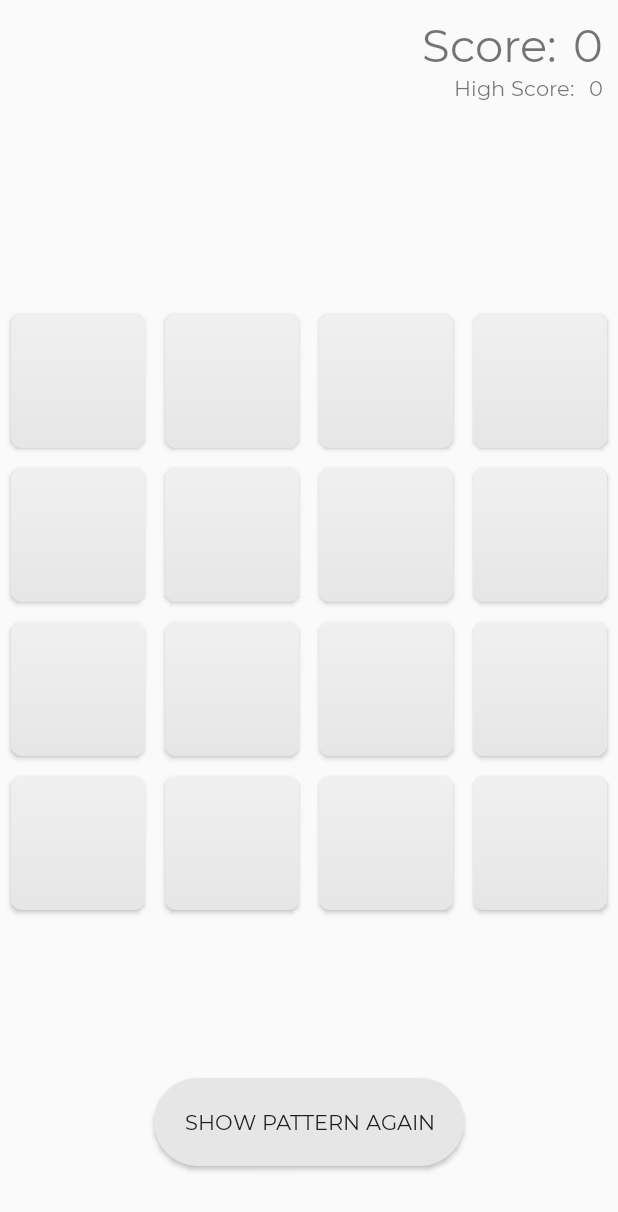
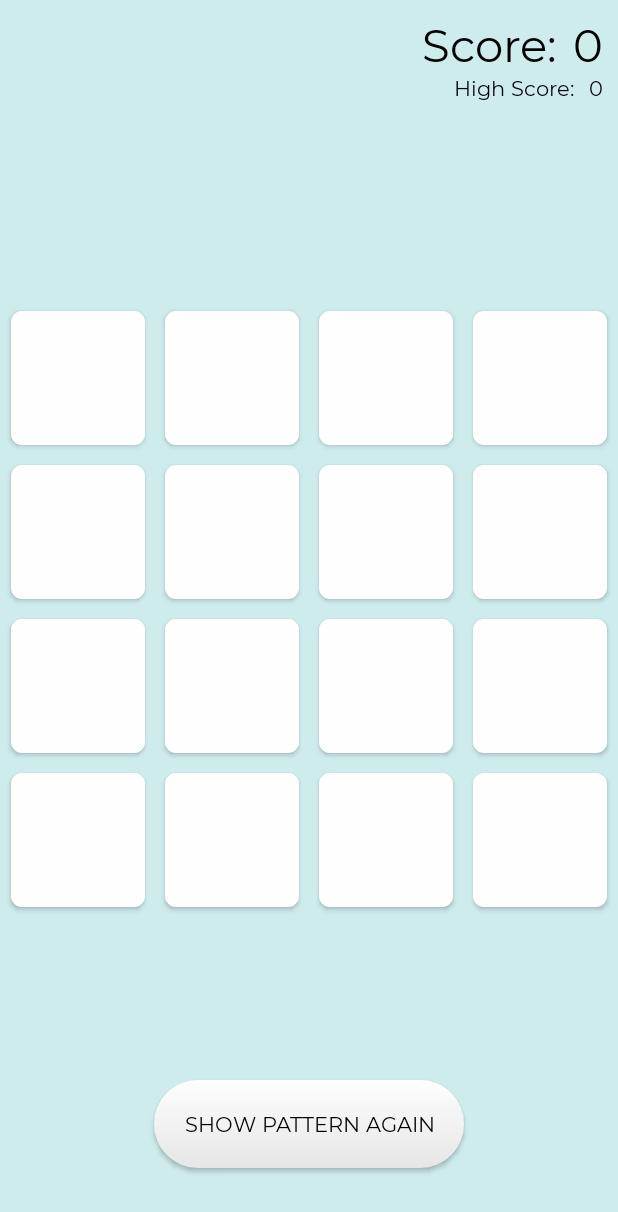
Before and after one commit to ericaoytas/MemoryBlocks, an Android app: the GamePlayActivity screen opened directly, with no data from a screen before it, on a phone screen of 412 x 824 dp. Shown: the top 1212 px of the screen. Run offline under Robolectric (Android 15) with nearby library versions, the phone set to English and light mode, and no system bars.

Commit message:
Difficulty change
+ Number Picker
- Took Diffculty buttons and Difficult Enum
+ other

```diff
--- a/app/src/main/java/com/example/memoryblocks/GamePlayActivity.java
+++ b/app/src/main/java/com/example/memoryblocks/GamePlayActivity.java
@@ -27,13 +27,13 @@ import java.util.Random;
 public class GamePlayActivity extends Activity{
 
     private int currentPatternIdx = 0; // index of pattern array to keep track of which button user is on
-    private Difficulty difficulty;
-    private int size = 4;
+    private int dims = 4;
     private int totalBlocks;
     private List<Integer> pattern;
     ArrayList<ArrayList<Button>> buttonGrid;
     TextView mScoreCounterTextView;
     TextView mHighScoreCounterTextView;
+    Button mShowPatternButton;
     private int currentScore;
     private int savedHighScore=0;
 
@@ -46,19 +46,19 @@ public class GamePlayActivity extends Activity{
         // Set References
         mScoreCounterTextView = (TextView) findViewById(R.id.score_counter_text_view);
         mHighScoreCounterTextView = (TextView) findViewById(R.id.high_score_counter_text_view);
+        mShowPatternButton = (Button) findViewById(R.id.show_pattern_button);
         currentScore = 0;
 
-        // Get Difficulty
+        // Get Dims
         Bundle data = getIntent().getExtras();
-        this.difficulty = Difficulty.EASY;
         if (data != null){
-            difficulty = (Difficulty) data.get("difficulty");
+            dims = (int) data.get("difficulty");
         }
-        size = difficulty.getDims();
-        totalBlocks = size*size;
+
+        totalBlocks = dims*dims;
 
         // Create Grid
-        createGrid(difficulty);
+        createGrid();
 
         // Create Pattern List
         pattern = new ArrayList<Integer>();
@@ -80,16 +80,16 @@ public class GamePlayActivity extends Activity{
         super.onStart();
     }
 
-    private void createGrid(Difficulty difficulty) {
+    private void createGrid() {
         float pxWidth = getDp()[0];
         int margins = 10; //<!--TODO: Change so value isn't hardcoded-->
-        buttonGrid = new ArrayList<>(size);
+        buttonGrid = new ArrayList<>(dims);
         GridLayout mMemoryBlockGridLayout = (GridLayout) findViewById(R.id.memory_block_grid_layout);
-        int buttonDims = (int) Math.floor(pxWidth / size) - margins*2;
+        int buttonDims = (int) Math.floor(pxWidth / dims) - margins*2;
 
-        for(int i=0; i < size; i++) {
+        for(int i=0; i < dims; i++) {
             buttonGrid.add(new ArrayList<Button>());
-            for (int j=0; j < size; j++) {
+            for (int j=0; j < dims; j++) {
                 Button button = new Button(getApplicationContext());
                 GridLayout.LayoutParams params= new GridLayout.LayoutParams();
                 params.rowSpec = GridLayout.spec(i+1);
@@ -126,22 +126,28 @@ public class GamePlayActivity extends Activity{
     }
 
     public void showPatternClicked(View view){
+
+        mShowPatternButton.setEnabled(false);
+
         // <!-- TODO: Make it so that show pattern can only be used a number of times -->
         Button mCurrentButton;
         final int buttonLightDelayMs = 500;
         this.currentPatternIdx = 0; // Restarts index to beginning
 
         showPattern(0, buttonLightDelayMs); // recursively shows pattern
+
     }
 
     private void showPattern(final int idx, final int delayMs) {
+
         // Reference to specific button
         currentPatternIdx = 0;
         int currentId = pattern.get(idx);
         Button mCurrentButton = (Button) findViewById(currentId);
 
         // Light up buttons
-        mCurrentButton.setBackgroundResource(R.drawable.pattern_button);
+        try {
+            mCurrentButton.setBackgroundResource(R.drawable.pattern_button); // <--!TODO fix FATAL EXCEPTION. Saying attempt to invoke virtual method on a null object reference
             Handler handler = new Handler();
             final Button finalMCurrentButton = mCurrentButton;
             handler.postDelayed(new Runnable() {
@@ -150,8 +156,16 @@ public class GamePlayActivity extends Activity{
                     finalMCurrentButton.setBackgroundResource(R.drawable.block_buttons);
                     if (idx != pattern.size()-1)
                         showPattern(idx+1,delayMs);
+                    mShowPatternButton.setEnabled(true);
                 }
             }, delayMs);
+        }
+        catch (Exception e) {
+            mShowPatternButton.setEnabled(true);
+            onStart();
+        }
+
+
     }
 
     public void blockButtonClicked(View view) {
@@ -160,12 +174,13 @@ public class GamePlayActivity extends Activity{
         int userClickedButtonId = view.getId();
         int currentPatternButtonId = pattern.get(currentPatternIdx);
         int lastPatternIdx = pattern.size()-1;
-
+//        Toast toast = new Toast(this);
+//        toast.setGravity(Gravity.TOP|Gravity.CENTER_HORIZONTAL, 0,0);
         if (currentPatternButtonId == userClickedButtonId){ // Correct
             // Check if last. If last element in the pattern list, then add new block to pattern
             // add points
             if (currentPatternIdx == lastPatternIdx){
-                Toast.makeText(getApplicationContext(), "Correct", Toast.LENGTH_SHORT).show();
+//                toast.makeText(getApplicationContext(), "Correct", Toast.LENGTH_SHORT).show();
                 // New block cannot be the same as the topmost
                 pattern.add(getRandomBlock());
                 currentScore += 10;
@@ -196,10 +211,19 @@ public class GamePlayActivity extends Activity{
                 }
             }, delayMs);
             currentPatternIdx=0;
-            Toast.makeText(getApplicationContext(), "Incorrect. Restart.", Toast.LENGTH_SHORT).show();
+//            toast.makeText(getApplicationContext(), "Incorrect. Restart.", Toast.LENGTH_SHORT).show();
 
+            // Save high score
+            saveHighScore();
+
+            // Reset score
             currentScore=0;
             mScoreCounterTextView.setText(String.valueOf(currentScore));
+
+            // Reset Pattern
+            pattern.clear();
+            pattern.add(getRandomBlock());
+            this.onStart();
         }
 
     }
@@ -210,8 +234,13 @@ public class GamePlayActivity extends Activity{
 //        // store into saved high score
 //    }
 //
-//    private void saveHighScore() {
-//        // <--! TODO: Save highscore
+    private void saveHighScore() {
+        // <--! TODO: Save highscore
+        if (currentScore > savedHighScore) {
+            savedHighScore = currentScore;
+            mHighScoreCounterTextView.setText(String.valueOf(savedHighScore));
+        }
+
 //        SharedPreferences preferences = getSharedPreferences("HIGH_SCORE_PREF", Context.MODE_PRIVATE);
 //        SharedPreferences.Editor editor = preferences.edit();
 //
@@ -235,19 +264,11 @@ public class GamePlayActivity extends Activity{
 //        editor.putInt(key, savedHighScore);
 //        // save high score
 //        mHighScoreCounterTextView.setText(savedHighScore);
-//    }
+    }
 
-//    private Pair<Integer, Integer> getRandomBlock() {
-//        // get a random row
-//        Integer row = generateRandomIntIntRange(1, size);
-//        // get a random column
-//        Integer column = generateRandomIntIntRange(1, size);
-//        // return the pair
-//        return new Pair<Integer, Integer>(row, column);
-//    }
 
     private int calculateId(int row, int col) {
-        return  (row * size) + col;
+        return  (row * dims) + col;
     }
 
     private int getRandomBlock() {
@@ -257,7 +278,7 @@ public class GamePlayActivity extends Activity{
             if (lastBlock < Math.floor(totalBlocks/2.0))
                 returnBlock = generateRandomIntIntRange(lastBlock+1, totalBlocks);
             else
-                returnBlock = generateRandomIntIntRange(1, lastBlock);
+                returnBlock = generateRandomIntIntRange(1, lastBlock-1);
         }
         else
             returnBlock = generateRandomIntIntRange(1, totalBlocks);
--- a/app/src/main/res/drawable/block_buttons.xml
+++ b/app/src/main/res/drawable/block_buttons.xml
@@ -1,30 +1,10 @@
 <?xml version="1.0" encoding="utf-8"?>
 <selector xmlns:android="http://schemas.android.com/apk/res/android">
     <item
-        android:state_focused="true"
-        android:state_pressed="true">
-        <shape>
-            <gradient
-                android:startColor="#c5dee8"
-                android:endColor="#d5eaf2"
-                android:angle="270" />
-            <corners
-                android:radius="7dp" />
-            <padding
-                android:left="10dp"
-                android:top="10dp"
-                android:right="10dp"
-                android:bottom="10dp" />
-        </shape>
-    </item>
-    <item
-        android:state_focused="false"
         android:state_pressed="true" >
         <shape>
-            <gradient
-                android:startColor="#c5dee8"
-                android:endColor="#d5eaf2"
-                android:angle="270" />
+            <solid
+                android:color="@color/colorTameBlue"/>
             <corners
                 android:radius="7dp" />
             <padding
@@ -38,10 +18,8 @@
         android:state_focused="false"
         android:state_pressed="false" >
         <shape>
-            <gradient
-                android:startColor="#f0f0f0"
-                android:endColor="#e6e6e6"
-                android:angle="270" />
+            <solid
+                android:color="@color/colorWhite"/>
             <corners
                 android:radius="7dp" />
             <padding
--- a/app/src/main/res/drawable/pattern_button.xml
+++ b/app/src/main/res/drawable/pattern_button.xml
@@ -43,8 +43,8 @@
         android:state_pressed="false" >
         <shape>
             <gradient
-                android:startColor="#c5dee8"
-                android:endColor="#d5eaf2"
+                android:startColor="@color/colorTameBlue"
+                android:endColor="@color/colorTameBlue"
                 android:angle="270" />
             <corners
                 android:radius="7dp" />
--- a/app/src/main/res/drawable/rounder_buttons.xml
+++ b/app/src/main/res/drawable/rounder_buttons.xml
@@ -1,36 +1,14 @@
 <?xml version="1.0" encoding="utf-8"?>
 <selector xmlns:android="http://schemas.android.com/apk/res/android">
     <item
-        android:state_focused="true"
-        android:state_pressed="true">
-        <shape>
-            <solid
-                android:color="#c5dee8" />
-            <stroke
-                android:width="1dp"
-                android:color="#222222" />
-            <corners
-                android:radius="15dp" />
-            <padding
-                android:left="10dp"
-                android:top="10dp"
-                android:right="10dp"
-                android:bottom="10dp" />
-        </shape>
-    </item>
-    <item
-        android:state_focused="false"
         android:state_pressed="true" >
         <shape>
             <gradient
-                android:startColor="#c5dee8"
-                android:endColor="#d5eaf2"
+                android:startColor="#dddddd"
+                android:endColor="#dddddd"
                 android:angle="270" />
-            <stroke
-                android:width="1dp"
-                android:color="#4aa5d4" />
             <corners
-                android:radius="15dp" />
+                android:radius="100dp" />
             <padding
                 android:left="10dp"
                 android:top="10dp"
@@ -43,11 +21,34 @@
         android:state_pressed="false" >
         <shape>
             <gradient
-                android:startColor="#e6e6e6"
+                android:startColor="@color/colorWhite"
                 android:endColor="#e6e6e6"
                 android:angle="270" />
             <corners
                 android:radius="100dp" />
+            <padding
+                android:top="10dp"
+                android:bottom="10dp"
+                android:left="10dp"
+                android:right="10dp"
+                />
+        </shape>
+    </item>
+    <item
+        android:state_enabled="false">
+        <shape>
+            <gradient
+                android:startColor="#d4d4d4"
+                android:endColor="#e6e6e6"
+                android:angle="270" />
+            <corners
+                android:radius="100dp" />
+            <padding
+                android:top="10dp"
+                android:bottom="10dp"
+                android:left="10dp"
+                android:right="10dp"
+                />
         </shape>
     </item>
 </selector>
--- a/app/src/main/res/layout/activity_game_play.xml
+++ b/app/src/main/res/layout/activity_game_play.xml
@@ -3,15 +3,15 @@
     android:orientation="vertical"
     android:layout_width="match_parent"
     android:layout_height="match_parent"
+    android:background="@color/colorPeriwinkle"
     android:weightSum="100">
 
     <RelativeLayout
         android:id="@+id/game_play_header_relative_layout"
         android:layout_width="match_parent"
         android:layout_height="wrap_content"
-        android:layout_marginTop="10dp"
-        android:layout_marginEnd="10dp"
-        android:layout_weight="10">
+        android:padding="10dp"
+        android:layout_weight="8">
 
         <ImageView
             android:contentDescription="Options"
@@ -32,17 +32,20 @@
                 android:text="@string/score_title_string"
                 android:textSize="30sp"
                 android:fontFamily="@font/montserrat_regular"
+                android:textColor="@color/colorBlack"
                 android:layout_marginEnd="10dp"/>
             <TextView
                 android:id="@+id/score_counter_text_view"
                 android:layout_width="wrap_content"
                 android:layout_height="wrap_content"
                 android:textSize="30sp"
+                android:textColor="@color/colorBlack"
                 android:fontFamily="@font/montserrat_regular"
                 android:text="0" />
         </LinearLayout>
 
         <LinearLayout
+            android:id="@+id/high_score_counter_linear_layout"
             android:layout_below="@id/score_counter_linear_layout"
             android:layout_width="wrap_content"
             android:layout_height="wrap_content"
@@ -52,11 +55,13 @@
                 android:layout_height="wrap_content"
                 android:text="@string/high_score_label_string"
                 android:fontFamily="@font/montserrat_regular"
+                android:textColor="@color/colorBlack"
                 android:layout_marginEnd="10dp"/>
             <TextView
                 android:id="@+id/high_score_counter_text_view"
                 android:layout_width="wrap_content"
                 android:layout_height="wrap_content"
+                android:textColor="@color/colorBlack"
                 android:fontFamily="@font/montserrat_regular"
                 android:text="0" />
         </LinearLayout>
@@ -66,7 +71,7 @@
     <FrameLayout
         android:layout_width="match_parent"
         android:layout_height="0dp"
-        android:layout_weight="70">
+        android:layout_weight="72">
         <GridLayout
             android:id="@+id/memory_block_grid_layout"
             android:layout_width="wrap_content"
@@ -82,11 +87,13 @@
         android:layout_weight="20"
         android:orientation="horizontal">
         <Button
+            android:id="@+id/show_pattern_button"
             android:fontFamily="@font/montserrat_regular"
             android:layout_gravity="center"
             android:padding="20dp"
             android:layout_width="wrap_content"
             android:layout_height="wrap_content"
+            android:textColor="@color/colorBlack"
             android:text="@string/show_pattern_string"
             android:onClick="showPatternClicked"
             android:background="@drawable/rounder_buttons" />
--- a/app/src/main/res/values/colors.xml
+++ b/app/src/main/res/values/colors.xml
@@ -3,5 +3,14 @@
     <color name="colorPrimary">#008577</color>
     <color name="colorPrimaryDark">#00574B</color>
     <color name="colorAccent">#D81B60</color>
+    <color name="colorBlack">#000000</color>
+    <color name="colorForestGreen">#283d29</color>
+    <color name="colorDarkGreen">#517a53</color>
+    <color name="colorMellowGreen">#84ad86</color>
+    <color name="colorPastelGreen">#c1d6c2</color>
+    <color name="colorWhite">#fffefe</color>
+    <color name="colorPeriwinkle">#cfeced</color>
+    <color name="colorMurkyWater">#2e797b</color>
+    <color name="colorTameBlue">#83ced0</color>
 
 </resources>
--- a/app/src/main/res/values/strings.xml
+++ b/app/src/main/res/values/strings.xml
@@ -12,6 +12,7 @@
     <string name="show_pattern_string">Show Pattern Again</string>
     <string name="enter_pattern_string">Enter Pattern</string>
     <string name="high_score_label_string">High Score: </string>
+    <string name="confirm_string">Confirm</string>
 
 
 </resources>
--- a/app/src/main/res/values/styles.xml
+++ b/app/src/main/res/values/styles.xml
@@ -3,9 +3,12 @@
     <!-- Base application theme. -->
     <style name="AppTheme" parent="Theme.AppCompat.Light.DarkActionBar">
         <!-- Customize your theme here. -->
-        <item name="colorPrimary">@color/colorPrimary</item>
-        <item name="colorPrimaryDark">@color/colorPrimaryDark</item>
-        <item name="colorAccent">@color/colorAccent</item>
+        <item name="colorPrimary">@color/colorTameBlue</item>
+        <item name="colorPrimaryDark">@color/colorMurkyWater</item>
+        <item name="colorAccent">@color/colorPeriwinkle</item>
     </style>
-
+    <style name="NumberPickerText">
+        <item name="android:textSize">22sp</item>
+        <item name="android:fontFamily">@font/montserrat_regular</item>
+    </style>
 </resources>
```
Also changed, not shown: app/src/main/java/com/example/memoryblocks/Difficulty.java (+6 -3 lines), app/src/main/java/com/example/memoryblocks/DifficultyActivity.java (+39 -14 lines), app/src/main/res/drawable/button.xml (+8 -19 lines), app/src/main/res/layout/activity_difficulty.xml (+27 -28 lines), app/src/main/res/layout/activity_main.xml (+6 -3 lines). Lines whose indentation alone changed are shown as unchanged.
